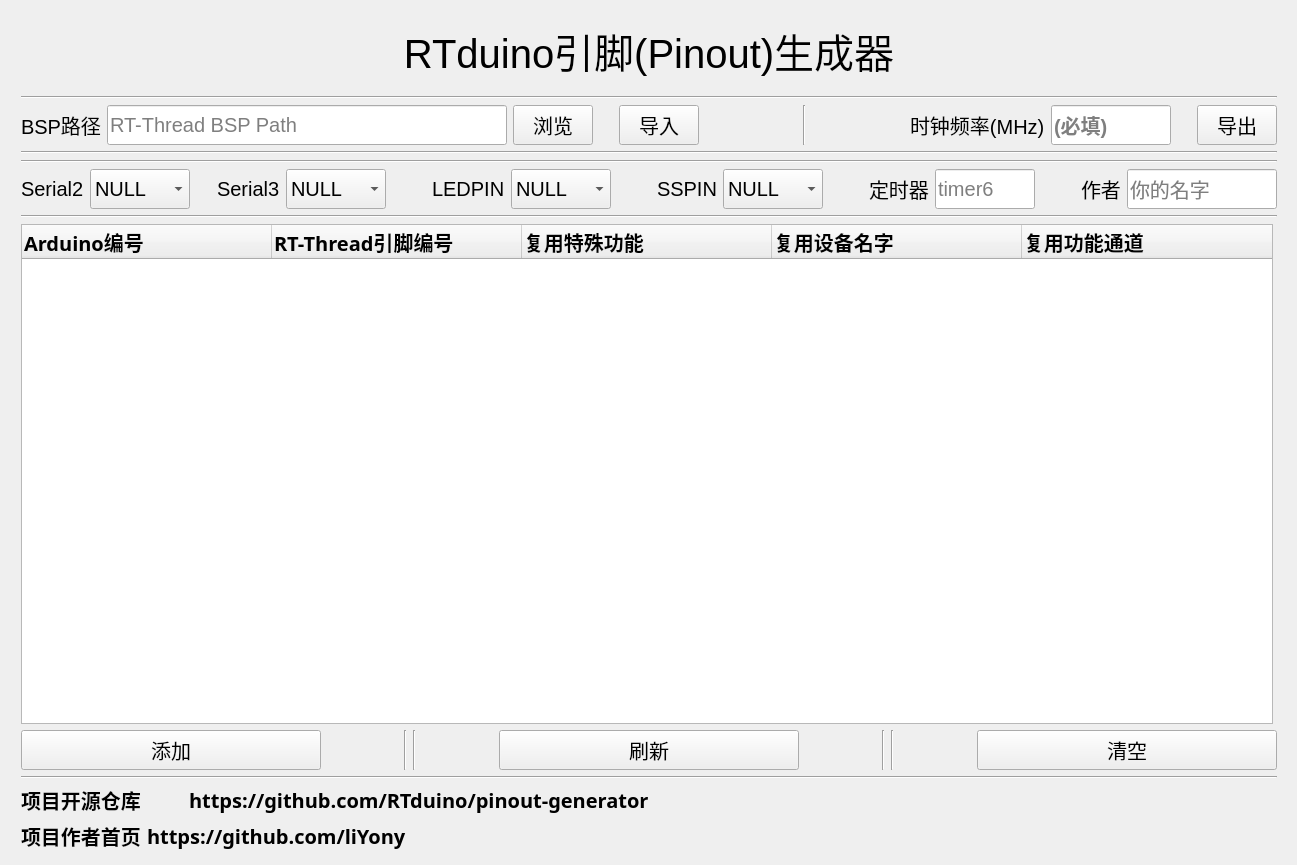
First picture: the form in project/widget.ui, repository RTduino/pinout-generator, before the edit.
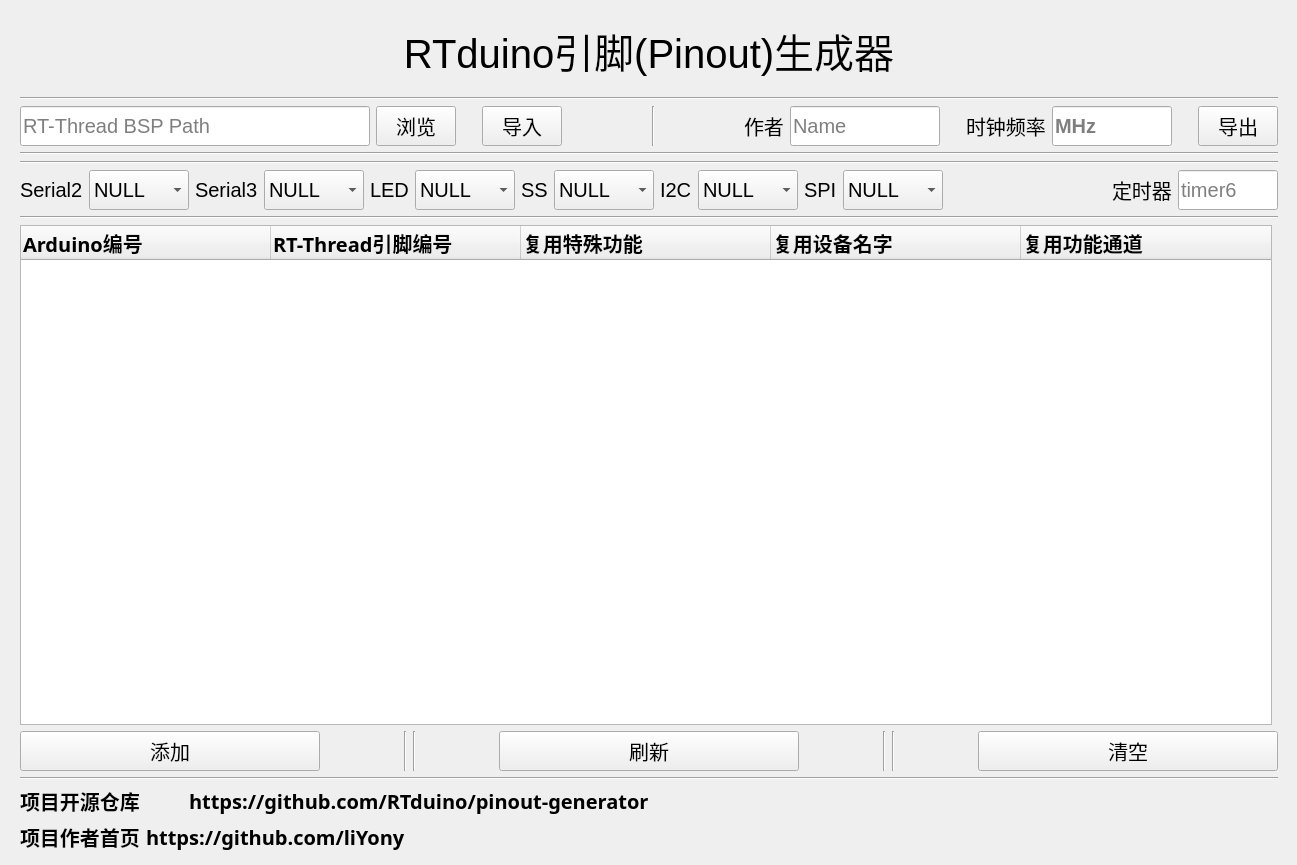
Second picture: the form after the edit.

```diff
--- a/project/widget.ui
+++ b/project/widget.ui
@@ -25,19 +25,19 @@
   <property name="windowTitle">
    <string>RTduino Pinout Generator</string>
   </property>
-  <widget class="QWidget" name="layoutWidget">
+  <widget class="QWidget" name="">
    <property name="geometry">
     <rect>
-     <x>21</x>
-     <y>11</y>
-     <width>1256</width>
-     <height>840</height>
+     <x>20</x>
+     <y>10</y>
+     <width>1258</width>
+     <height>842</height>
     </rect>
    </property>
-   <layout class="QVBoxLayout" name="verticalLayout_3">
+   <layout class="QVBoxLayout" name="verticalLayout_5">
     <item>
-     <layout class="QGridLayout" name="gridLayout">
-      <item row="0" column="0">
+     <layout class="QVBoxLayout" name="verticalLayout_4">
+      <item>
        <widget class="QLabel" name="label">
         <property name="font">
          <font>
@@ -52,7 +52,7 @@
         </property>
        </widget>
       </item>
-      <item row="1" column="0">
+      <item>
        <layout class="QVBoxLayout" name="verticalLayout">
         <item>
          <widget class="Line" name="line">
@@ -62,34 +62,16 @@
          </widget>
         </item>
         <item>
-         <layout class="QHBoxLayout" name="horizontalLayout_11">
+         <layout class="QHBoxLayout" name="horizontalLayout_6">
           <item>
-           <layout class="QHBoxLayout" name="horizontalLayout_10">
+           <layout class="QHBoxLayout" name="horizontalLayout_2">
             <item>
-             <layout class="QHBoxLayout" name="horizontalLayout_9">
-              <item>
-               <widget class="QLabel" name="label_15">
-                <property name="maximumSize">
-                 <size>
-                  <width>500</width>
-                  <height>16777215</height>
-                 </size>
-                </property>
-                <property name="font">
-                 <font>
-                  <pointsize>15</pointsize>
-                 </font>
-                </property>
-                <property name="text">
-                 <string>BSP路径</string>
-                </property>
-               </widget>
-              </item>
+             <layout class="QHBoxLayout" name="horizontalLayout">
               <item>
                <widget class="QLineEdit" name="diredit">
                 <property name="minimumSize">
                  <size>
-                  <width>400</width>
+                  <width>350</width>
                   <height>40</height>
                  </size>
                 </property>
@@ -181,13 +163,13 @@
            </layout>
           </item>
           <item>
-           <spacer name="horizontalSpacer_4">
+           <spacer name="horizontalSpacer_11">
             <property name="orientation">
              <enum>Qt::Horizontal</enum>
             </property>
             <property name="sizeHint" stdset="0">
              <size>
-              <width>40</width>
+              <width>20</width>
               <height>20</height>
              </size>
             </property>
@@ -201,23 +183,88 @@
            </widget>
           </item>
           <item>
-           <spacer name="horizontalSpacer_5">
+           <spacer name="horizontalSpacer_4">
             <property name="orientation">
              <enum>Qt::Horizontal</enum>
             </property>
             <property name="sizeHint" stdset="0">
              <size>
-              <width>40</width>
+              <width>20</width>
               <height>20</height>
              </size>
             </property>
            </spacer>
           </item>
-          <item>
-           <layout class="QHBoxLayout" name="horizontalLayout_8">
             <item>
              <layout class="QHBoxLayout" name="horizontalLayout_5">
               <item>
+             <layout class="QHBoxLayout" name="horizontalLayout_3">
+              <item>
+               <widget class="QLabel" name="label_12">
+                <property name="maximumSize">
+                 <size>
+                  <width>500</width>
+                  <height>16777215</height>
+                 </size>
+                </property>
+                <property name="font">
+                 <font>
+                  <pointsize>15</pointsize>
+                 </font>
+                </property>
+                <property name="text">
+                 <string>作者</string>
+                </property>
+               </widget>
+              </item>
+              <item>
+               <widget class="QLineEdit" name="autoredit">
+                <property name="minimumSize">
+                 <size>
+                  <width>150</width>
+                  <height>40</height>
+                 </size>
+                </property>
+                <property name="maximumSize">
+                 <size>
+                  <width>150</width>
+                  <height>40</height>
+                 </size>
+                </property>
+                <property name="font">
+                 <font>
+                  <pointsize>15</pointsize>
+                 </font>
+                </property>
+                <property name="text">
+                 <string/>
+                </property>
+                <property name="alignment">
+                 <set>Qt::AlignLeading|Qt::AlignLeft|Qt::AlignVCenter</set>
+                </property>
+                <property name="placeholderText">
+                 <string>Name</string>
+                </property>
+               </widget>
+              </item>
+             </layout>
+            </item>
+            <item>
+             <spacer name="horizontalSpacer_3">
+              <property name="orientation">
+               <enum>Qt::Horizontal</enum>
+              </property>
+              <property name="sizeHint" stdset="0">
+               <size>
+                <width>20</width>
+                <height>20</height>
+               </size>
+              </property>
+             </spacer>
+            </item>
+            <item>
+             <layout class="QHBoxLayout" name="horizontalLayout_4">
+              <item>
                <widget class="QLabel" name="label_10">
                 <property name="maximumSize">
                  <size>
@@ -231,7 +278,7 @@
                  </font>
                 </property>
                 <property name="text">
-                 <string>时钟频率(MHz)</string>
+                 <string>时钟频率</string>
                 </property>
                </widget>
               </item>
@@ -260,14 +307,14 @@
                  <set>Qt::AlignLeading|Qt::AlignLeft|Qt::AlignVCenter</set>
                 </property>
                 <property name="placeholderText">
-                 <string>(必填)</string>
+                 <string>MHz</string>
                 </property>
                </widget>
               </item>
              </layout>
             </item>
             <item>
-             <spacer name="horizontalSpacer_3">
+             <spacer name="horizontalSpacer_5">
               <property name="orientation">
                <enum>Qt::Horizontal</enum>
               </property>
@@ -322,9 +369,9 @@
          </widget>
         </item>
         <item>
-         <layout class="QHBoxLayout" name="horizontalLayout_7">
+         <layout class="QHBoxLayout" name="horizontalLayout_19">
           <item>
-           <layout class="QHBoxLayout" name="horizontalLayout">
+           <layout class="QHBoxLayout" name="horizontalLayout_8">
             <item>
              <widget class="QLabel" name="label_13">
               <property name="maximumSize">
@@ -372,20 +419,7 @@
            </layout>
           </item>
           <item>
-           <spacer name="horizontalSpacer_16">
-            <property name="orientation">
-             <enum>Qt::Horizontal</enum>
-            </property>
-            <property name="sizeHint" stdset="0">
-             <size>
-              <width>20</width>
-              <height>20</height>
-             </size>
-            </property>
-           </spacer>
-          </item>
-          <item>
-           <layout class="QHBoxLayout" name="horizontalLayout_2">
+           <layout class="QHBoxLayout" name="horizontalLayout_9">
             <item>
              <widget class="QLabel" name="label_17">
               <property name="maximumSize">
@@ -433,20 +467,7 @@
            </layout>
           </item>
           <item>
-           <spacer name="horizontalSpacer_7">
-            <property name="orientation">
-             <enum>Qt::Horizontal</enum>
-            </property>
-            <property name="sizeHint" stdset="0">
-             <size>
-              <width>40</width>
-              <height>20</height>
-             </size>
-            </property>
-           </spacer>
-          </item>
-          <item>
-           <layout class="QHBoxLayout" name="horizontalLayout_3">
+           <layout class="QHBoxLayout" name="horizontalLayout_10">
             <item>
              <widget class="QLabel" name="label_11">
               <property name="maximumSize">
@@ -461,7 +482,7 @@
                </font>
               </property>
               <property name="text">
-               <string>LEDPIN</string>
+               <string>LED</string>
               </property>
              </widget>
             </item>
@@ -475,7 +496,7 @@
               </property>
               <property name="maximumSize">
                <size>
-                <width>80</width>
+                <width>100</width>
                 <height>40</height>
                </size>
               </property>
@@ -494,20 +515,7 @@
            </layout>
           </item>
           <item>
-           <spacer name="horizontalSpacer_18">
-            <property name="orientation">
-             <enum>Qt::Horizontal</enum>
-            </property>
-            <property name="sizeHint" stdset="0">
-             <size>
-              <width>40</width>
-              <height>20</height>
-             </size>
-            </property>
-           </spacer>
-          </item>
-          <item>
-           <layout class="QHBoxLayout" name="horizontalLayout_22">
+           <layout class="QHBoxLayout" name="horizontalLayout_11">
             <item>
              <widget class="QLabel" name="label_16">
               <property name="maximumSize">
@@ -522,7 +530,7 @@
                </font>
               </property>
               <property name="text">
-               <string>SSPIN</string>
+               <string>SS</string>
               </property>
              </widget>
             </item>
@@ -536,7 +544,7 @@
               </property>
               <property name="maximumSize">
                <size>
-                <width>80</width>
+                <width>100</width>
                 <height>40</height>
                </size>
               </property>
@@ -555,20 +563,116 @@
            </layout>
           </item>
           <item>
-           <spacer name="horizontalSpacer">
+           <layout class="QHBoxLayout" name="horizontalLayout_7">
+            <item>
+             <widget class="QLabel" name="label_18">
+              <property name="maximumSize">
+               <size>
+                <width>500</width>
+                <height>16777215</height>
+               </size>
+              </property>
+              <property name="font">
+               <font>
+                <pointsize>15</pointsize>
+               </font>
+              </property>
+              <property name="text">
+               <string>I2C</string>
+              </property>
+             </widget>
+            </item>
+            <item>
+             <widget class="QComboBox" name="i2cdevbox">
+              <property name="minimumSize">
+               <size>
+                <width>100</width>
+                <height>40</height>
+               </size>
+              </property>
+              <property name="maximumSize">
+               <size>
+                <width>100</width>
+                <height>40</height>
+               </size>
+              </property>
+              <property name="font">
+               <font>
+                <pointsize>15</pointsize>
+               </font>
+              </property>
+              <item>
+               <property name="text">
+                <string>NULL</string>
+               </property>
+              </item>
+             </widget>
+            </item>
+           </layout>
+          </item>
+          <item>
+           <layout class="QHBoxLayout" name="horizontalLayout_14">
+            <item>
+             <widget class="QLabel" name="label_19">
+              <property name="maximumSize">
+               <size>
+                <width>500</width>
+                <height>16777215</height>
+               </size>
+              </property>
+              <property name="font">
+               <font>
+                <pointsize>15</pointsize>
+               </font>
+              </property>
+              <property name="text">
+               <string>SPI</string>
+              </property>
+             </widget>
+            </item>
+            <item>
+             <widget class="QComboBox" name="spidevbox">
+              <property name="minimumSize">
+               <size>
+                <width>100</width>
+                <height>40</height>
+               </size>
+              </property>
+              <property name="maximumSize">
+               <size>
+                <width>100</width>
+                <height>40</height>
+               </size>
+              </property>
+              <property name="font">
+               <font>
+                <pointsize>15</pointsize>
+               </font>
+              </property>
+              <item>
+               <property name="text">
+                <string>NULL</string>
+               </property>
+              </item>
+             </widget>
+            </item>
+           </layout>
+          </item>
+          <item>
+           <spacer name="horizontalSpacer_16">
             <property name="orientation">
              <enum>Qt::Horizontal</enum>
             </property>
             <property name="sizeHint" stdset="0">
              <size>
-              <width>40</width>
+              <width>20</width>
               <height>20</height>
              </size>
             </property>
            </spacer>
           </item>
           <item>
-           <layout class="QHBoxLayout" name="horizontalLayout_6">
+           <layout class="QHBoxLayout" name="horizontalLayout_18">
             <item>
              <widget class="QLabel" name="label_14">
               <property name="maximumSize">
@@ -619,71 +723,6 @@
             </item>
            </layout>
           </item>
-          <item>
-           <spacer name="horizontalSpacer_2">
-            <property name="orientation">
-             <enum>Qt::Horizontal</enum>
-            </property>
-            <property name="sizeHint" stdset="0">
-             <size>
-              <width>40</width>
-              <height>20</height>
-             </size>
-            </property>
-           </spacer>
-          </item>
-          <item>
-           <layout class="QHBoxLayout" name="horizontalLayout_4">
-            <item>
-             <widget class="QLabel" name="label_12">
-              <property name="maximumSize">
-               <size>
-                <width>500</width>
-                <height>16777215</height>
-               </size>
-              </property>
-              <property name="font">
-               <font>
-                <pointsize>15</pointsize>
-               </font>
-              </property>
-              <property name="text">
-               <string>作者</string>
-              </property>
-             </widget>
-            </item>
-            <item>
-             <widget class="QLineEdit" name="autoredit">
-              <property name="minimumSize">
-               <size>
-                <width>150</width>
-                <height>40</height>
-               </size>
-              </property>
-              <property name="maximumSize">
-               <size>
-                <width>150</width>
-                <height>40</height>
-               </size>
-              </property>
-              <property name="font">
-               <font>
-                <pointsize>15</pointsize>
-               </font>
-              </property>
-              <property name="text">
-               <string/>
-              </property>
-              <property name="alignment">
-               <set>Qt::AlignLeading|Qt::AlignLeft|Qt::AlignVCenter</set>
-              </property>
-              <property name="placeholderText">
-               <string>你的名字</string>
-              </property>
-             </widget>
-            </item>
-           </layout>
-          </item>
          </layout>
         </item>
         <item>
@@ -695,7 +734,9 @@
         </item>
        </layout>
       </item>
-      <item row="2" column="0">
+      <item>
+       <layout class="QVBoxLayout" name="verticalLayout_3">
+        <item>
        <widget class="QTreeWidget" name="treeWidget">
         <property name="minimumSize">
          <size>
@@ -753,7 +794,7 @@
         </column>
        </widget>
       </item>
-      <item row="3" column="0">
+        <item>
        <layout class="QHBoxLayout" name="horizontalLayout_12">
         <item>
          <widget class="QPushButton" name="addbtn">
@@ -906,6 +947,8 @@
            <string>清空</string>
           </property>
          </widget>
+          </item>
+         </layout>
         </item>
        </layout>
       </item>
```
Lines whose indentation alone changed are shown as unchanged.
